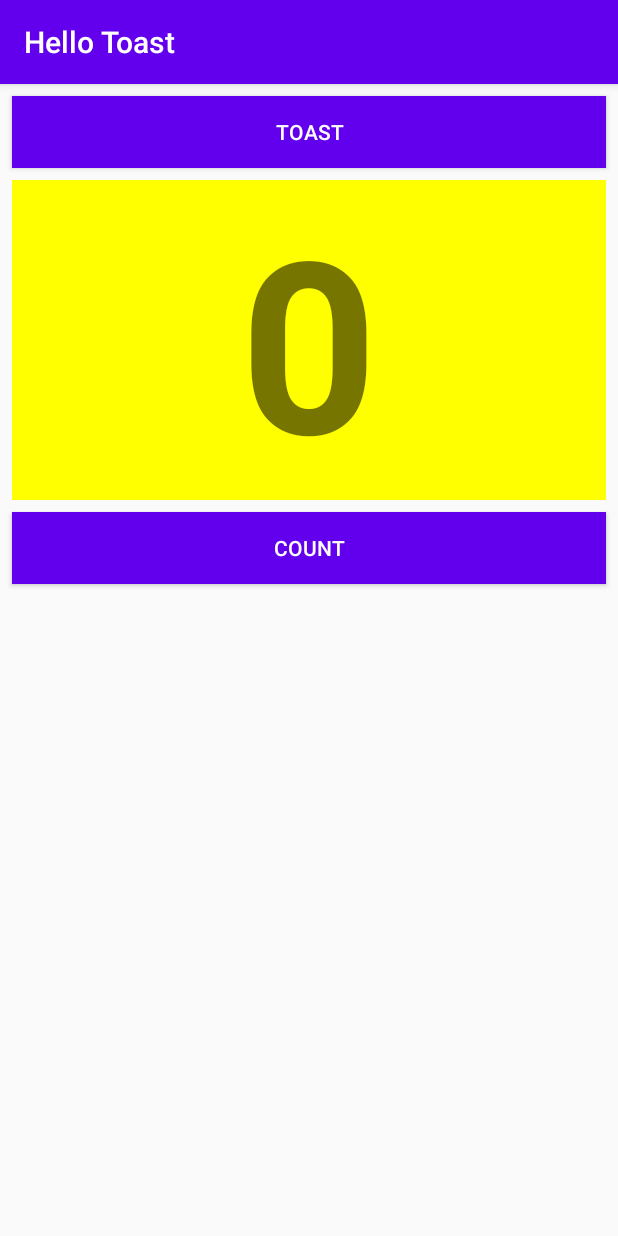
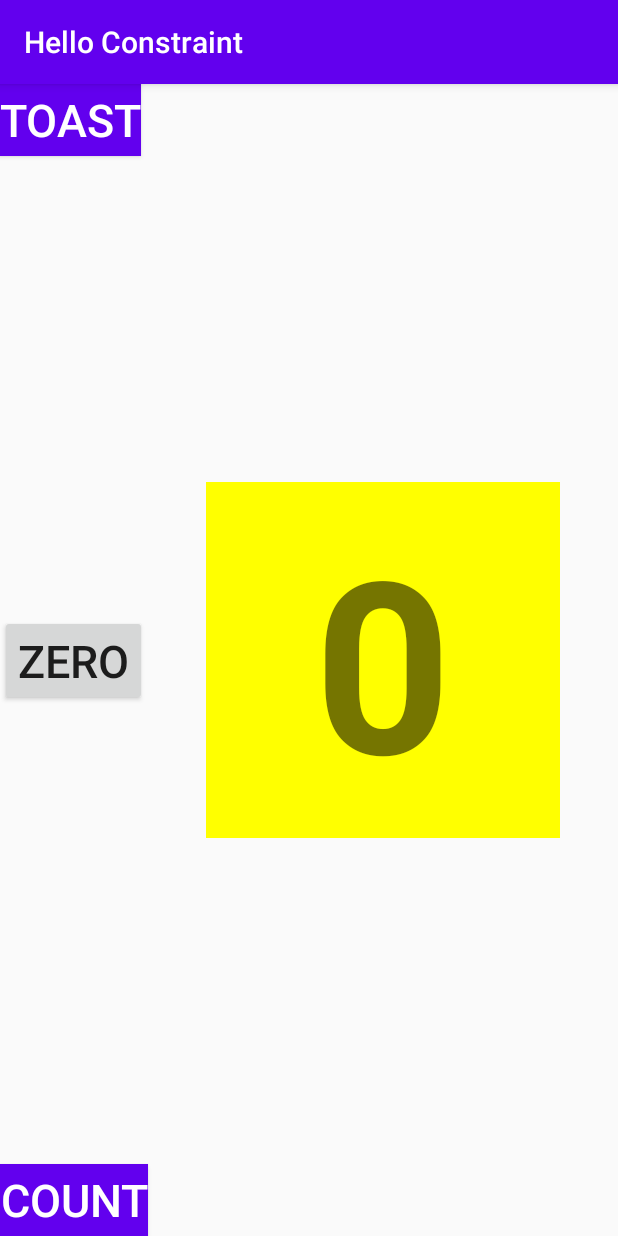
Before and after one commit to brato2120196026/IntelligentMobile, an Android app: the screen it shows after launch (MainActivity), on a phone screen of 412 x 824 dp. Run offline under Robolectric (Android 15) with nearby library versions, the phone set to English and light mode, and no system bars.

Commit message:
Adding Homework for Android fundamentals 01.2 Part B

```diff
--- a/app/build.gradle
+++ b/app/build.gradle
@@ -5,7 +5,7 @@ android {
     buildToolsVersion "30.0.2"
 
     defaultConfig {
-        applicationId "com.example.hellotoast"
+        applicationId "com.example.helloconstraint"
         minSdkVersion 15
         targetSdkVersion 30
         versionCode 1
--- a/app/src/main/AndroidManifest.xml
+++ b/app/src/main/AndroidManifest.xml
@@ -9,7 +9,7 @@
         android:roundIcon="@mipmap/ic_launcher_round"
         android:supportsRtl="true"
         android:theme="@style/AppTheme">
-        <activity android:name=".MainActivity">
+        <activity android:name="com.example.helloconstraint.MainActivity">
             <intent-filter>
                 <action android:name="android.intent.action.MAIN" />
 
--- a/app/src/main/java/com/example/hellotoast/MainActivity.java
+++ b/app/src/main/java/com/example/helloconstraint/MainActivity.java
@@ -1,21 +1,32 @@
-package com.example.hellotoast;
+package com.example.helloconstraint;
 
 import androidx.appcompat.app.AppCompatActivity;
 
+import android.graphics.Color;
 import android.os.Bundle;
 import android.view.View;
+import android.widget.Button;
 import android.widget.TextView;
 import android.widget.Toast;
 
+import com.example.hellotoast.R;
+
 public class MainActivity extends AppCompatActivity {
-    private int mCount = 0;
+    private int mCount = 0, resetZero = 0;
     private TextView mShowCount;
+    private Button button_zero, button_count, button_toast;
+    private int pink;
+
 
     @Override
     protected void onCreate(Bundle savedInstanceState) {
         super.onCreate(savedInstanceState);
         setContentView(R.layout.activity_main);
         mShowCount = (TextView) findViewById(R.id.show_count);
+        button_count= (Button) findViewById(R.id.button_count);
+        button_toast = (Button)findViewById(R.id.button_toast);
+        button_zero = (Button)findViewById(R.id.button_zero);
+
     }
 
 //Toast method
@@ -29,5 +40,12 @@ public class MainActivity extends AppCompatActivity {
         ++mCount;
         if (mShowCount != null)
             mShowCount.setText(Integer.toString(mCount));
+            button_zero.setBackgroundColor(getResources().getColor(R.color.pink));;
+    }
+
+    public void setZero(View view) {
+        mShowCount.setText(Integer.toString(mCount=0));
+        button_zero.setBackgroundColor(Color.GRAY);
+
     }
 }
--- a/app/src/main/res/layout-land/activity_main.xml
+++ b/app/src/main/res/layout-land/activity_main.xml
@@ -4,7 +4,7 @@
     xmlns:tools="http://schemas.android.com/tools"
     android:layout_width="match_parent"
     android:layout_height="match_parent"
-    tools:context=".MainActivity">
+    tools:context="com.example.helloconstraint.MainActivity">
 
     <Button
         android:id="@+id/button_toast"
--- a/app/src/main/res/layout-sw600dp/activity_main.xml
+++ b/app/src/main/res/layout-sw600dp/activity_main.xml
@@ -4,7 +4,7 @@
     xmlns:tools="http://schemas.android.com/tools"
     android:layout_width="match_parent"
     android:layout_height="match_parent"
-    tools:context=".MainActivity">
+    tools:context="com.example.helloconstraint.MainActivity">
 
     <Button
         android:id="@+id/button_toast"
--- a/app/src/main/res/layout/activity_main.xml
+++ b/app/src/main/res/layout/activity_main.xml
@@ -1,65 +1,64 @@
 <?xml version="1.0" encoding="utf-8"?>
-<RelativeLayout xmlns:android="http://schemas.android.com/apk/res/android"
-    android:orientation="vertical"
+<androidx.constraintlayout.widget.ConstraintLayout xmlns:android="http://schemas.android.com/apk/res/android"
     xmlns:app="http://schemas.android.com/apk/res-auto"
     xmlns:tools="http://schemas.android.com/tools"
+    android:id="@+id/linearLayout"
     android:layout_width="match_parent"
     android:layout_height="match_parent"
-    tools:context=".MainActivity">
+    tools:context="com.example.helloconstraint.MainActivity">
 
     <Button
         android:id="@+id/button_toast"
-        android:layout_width="match_parent"
+        android:layout_width="wrap_content"
         android:layout_height="wrap_content"
-        android:layout_marginStart="8dp"
-        android:layout_marginLeft="8dp"
-        android:layout_marginTop="8dp"
-        android:layout_marginEnd="8dp"
-        android:layout_marginRight="8dp"
         android:background="@color/colorPrimary"
+        android:onClick="showToast"
         android:text="@string/toast"
         android:textColor="@android:color/white"
-        app:layout_constraintEnd_toEndOf="parent"
+        android:textSize="30sp"
         app:layout_constraintStart_toStartOf="parent"
-        app:layout_constraintTop_toTopOf="parent"
-        android:onClick="showToast"/>
+        app:layout_constraintTop_toTopOf="parent" />
 
 
+    <Button
+        android:id="@+id/button_count"
+        android:layout_width="wrap_content"
+        android:layout_height="wrap_content"
+        android:background="@color/colorPrimary"
+        android:onClick="countUp"
+        android:text="@string/count"
+        android:textColor="@android:color/white"
+        android:textSize="30sp"
+        app:layout_constraintBottom_toBottomOf="parent"
+        app:layout_constraintStart_toStartOf="parent" />
 
     <TextView
         android:id="@+id/show_count"
-        android:layout_width="match_parent"
-        android:layout_height="wrap_content"
-        android:layout_marginStart="8dp"
-        android:layout_marginLeft="8dp"
-        android:layout_marginTop="8dp"
-        android:layout_marginEnd="8dp"
-        android:layout_marginRight="8dp"
-        android:layout_marginBottom="8dp"
+        android:layout_width="236dp"
+        android:layout_height="237dp"
         android:background="#FFFF00"
+        android:gravity="center_vertical"
         android:text="@string/_0"
+        android:textAlignment="center"
         android:textSize="160sp"
         android:textStyle="bold"
-        android:gravity="center_vertical"
-        android:textAlignment="center"
-        tools:ignore="RtlCompat"
-        android:layout_below="@+id/button_toast"
-        android:layout_alignParentLeft="true"
-        android:layout_alignParentStart="true"/>
+        app:layout_constraintBottom_toBottomOf="parent"
+        app:layout_constraintEnd_toEndOf="parent"
+        app:layout_constraintStart_toEndOf="@+id/button_zero"
+        app:layout_constraintTop_toTopOf="parent"
+        tools:ignore="RtlCompat" />
 
     <Button
-        android:id="@+id/button_count"
-        android:layout_width="match_parent"
+        android:id="@+id/button_zero"
+        android:layout_width="wrap_content"
         android:layout_height="wrap_content"
-        android:layout_marginStart="8dp"
-        android:layout_marginLeft="8dp"
-        android:layout_marginEnd="8dp"
-        android:layout_marginRight="8dp"
-        android:layout_marginBottom="8dp"
-        android:background="@color/colorPrimary"
-        android:text="@string/count"
-        android:textColor="@android:color/white"
-        android:onClick="countUp"
-        android:layout_below="@+id/show_count"
-        android:layout_centerHorizontal="true"/>
-</RelativeLayout>
+        android:text="@string/zero1"
+        android:textSize="30sp"
+        app:layout_constraintBottom_toTopOf="@+id/button_count"
+        app:layout_constraintStart_toStartOf="parent"
+        app:layout_constraintTop_toBottomOf="@+id/button_toast"
+        tools:ignore="MissingConstraints"
+        android:onClick="setZero"/>
+
+
+</androidx.constraintlayout.widget.ConstraintLayout>
--- a/app/src/main/res/values/colors.xml
+++ b/app/src/main/res/values/colors.xml
@@ -3,4 +3,6 @@
     <color name="colorPrimary">#6200EE</color>
     <color name="colorPrimaryDark">#3700B3</color>
     <color name="colorAccent">#03DAC5</color>
+    <color name="pink">#FF4081</color>
+
 </resources>
--- a/app/src/main/res/values/strings.xml
+++ b/app/src/main/res/values/strings.xml
@@ -1,7 +1,9 @@
 <resources>
-    <string name="app_name">Hello Toast</string>
+    <string name="app_name">Hello Constraint</string>
     <string name="toast">Toast</string>
     <string name="count">count</string>
     <string name="_0">0</string>
     <string name="toast_message">Hello Toast!</string>
+    <string name="zero">ZERO</string>
+    <string name="zero1">Zero</string>
 </resources>
```
Also changed, not shown: 2 other files.
